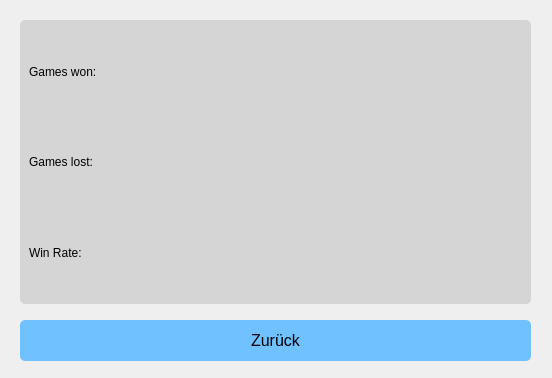
skullbox305/Minesweeper-Solver, file performanceanalysis.ui: the form before one commit.
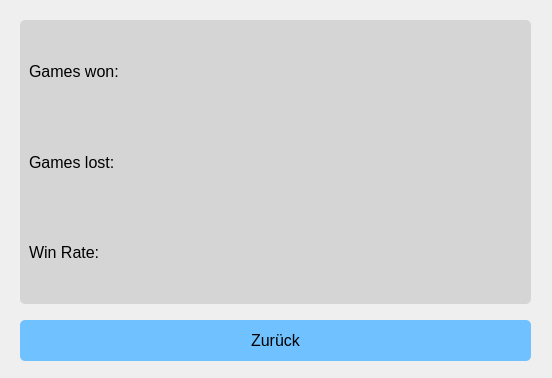
The form after the commit. The open tabs and pages were chosen to show the change. Icons and pictures are not drawn.

Patch:
```diff
--- a/performanceanalysis.ui
+++ b/performanceanalysis.ui
@@ -481,6 +481,11 @@
         </item>
         <item row="2" column="0">
          <widget class="QLabel" name="label_11">
+          <property name="font">
+           <font>
+            <pointsize>12</pointsize>
+           </font>
+          </property>
           <property name="text">
            <string>Win Rate:</string>
           </property>
@@ -488,6 +493,11 @@
         </item>
         <item row="0" column="0">
          <widget class="QLabel" name="label_9">
+          <property name="font">
+           <font>
+            <pointsize>12</pointsize>
+           </font>
+          </property>
           <property name="text">
            <string>Games won:</string>
           </property>
@@ -502,6 +512,11 @@
         </item>
         <item row="1" column="0">
          <widget class="QLabel" name="label_7">
+          <property name="font">
+           <font>
+            <pointsize>12</pointsize>
+           </font>
+          </property>
           <property name="text">
            <string>Games lost:</string>
           </property>
```
Left out of the diff: 26 changed lines with no effect on the pictures.
